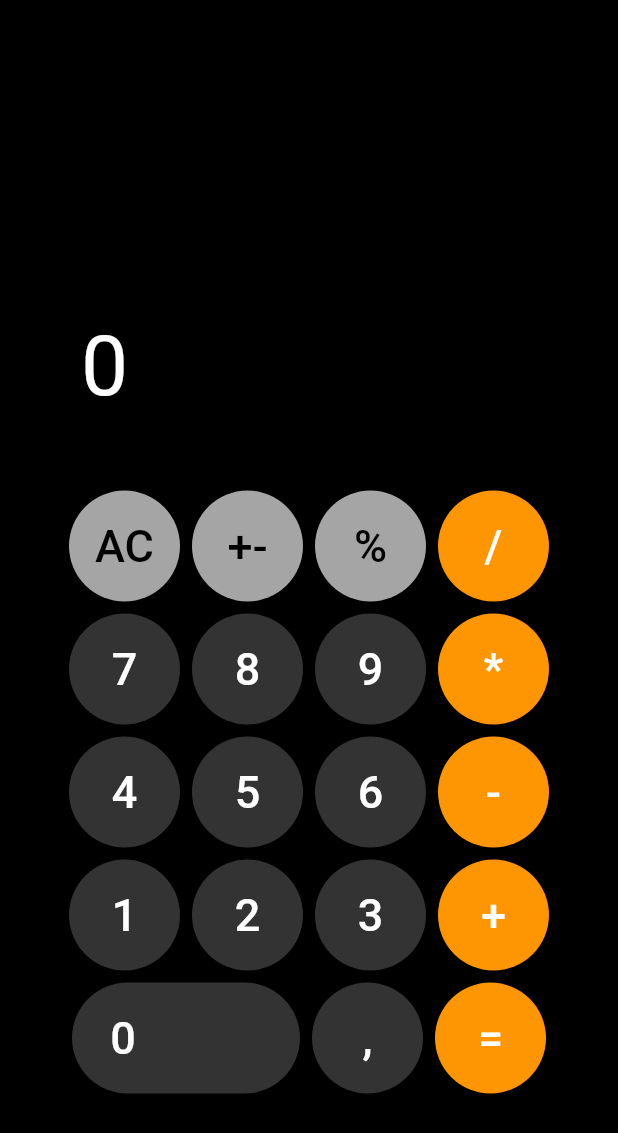
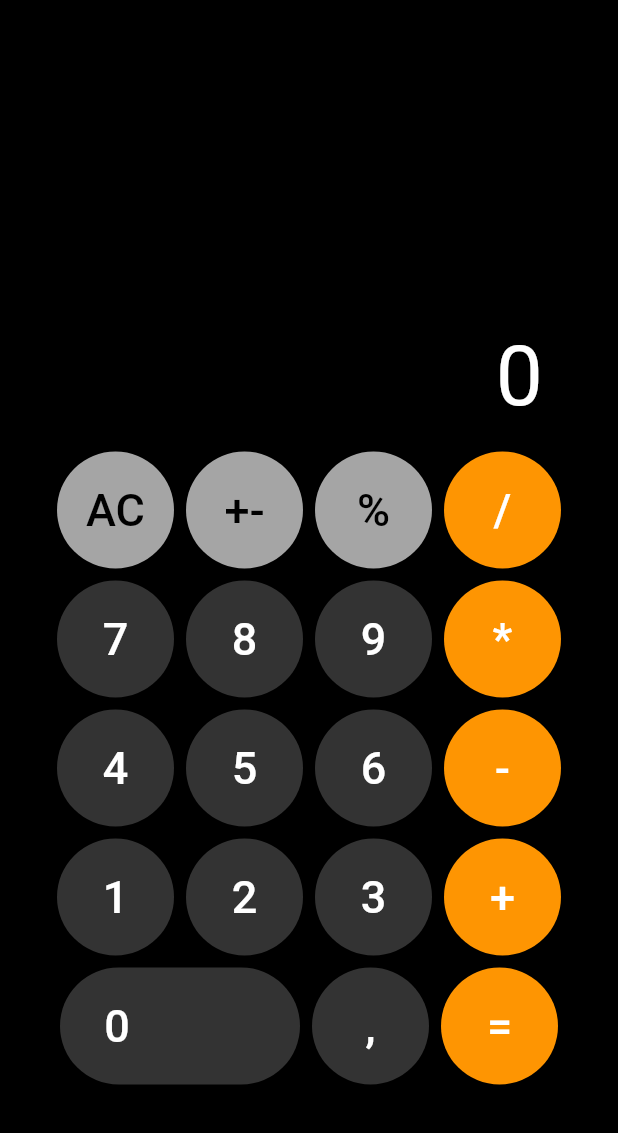
Before and after one commit to Steelwsky/calculator_provider, a Flutter app: the screen it shows after launch, on a phone screen of 412 x 824 dp. Shown: the top 1133 px of the screen. Run offline on Flutter 3.47's test engine with Material 2 defaults, Android fonts, the phone set to English and light mode, and no system bars; drawn by our look-alikes of auto_size_text.

Commit message:
fixed textView positioning.

```diff
--- a/lib/calc_controller.dart
+++ b/lib/calc_controller.dart
@@ -114,7 +114,7 @@ class CalcController {
         return;
       }
       if (state.value.result.contains(',')) {
-        print('contains(.)');
+        print('contains(,)');
         final newState = CalcState(
           num1: state.value.num1,
           num2: state.value.num2 + input,
--- a/lib/widgets/button.dart
+++ b/lib/widgets/button.dart
@@ -15,8 +15,8 @@ class MyButton extends StatelessWidget {
         margin: const EdgeInsets.all(4.0),
         child: RawMaterialButton(
           constraints: str == '0'
-              ? BoxConstraints.tight(Size(152.0, 74.0))
-              : BoxConstraints.tight(Size(74.0, 74.0)),
+              ? BoxConstraints.tight(Size(160.0, 78.0))
+              : BoxConstraints.tight(Size(78.0, 78.0)),
           key: ValueKey('button$str'),
           onPressed: () {
             (str == 'AC' || str == '.' || str == '+-' || str == '%')
--- a/lib/widgets/text_view.dart
+++ b/lib/widgets/text_view.dart
@@ -11,9 +11,12 @@ class TextView extends StatelessWidget {
     return ValueListenableBuilder<CalcState>(
         valueListenable: calcController.state,
         builder: (_, newState, __) {
-          return Container(
-            child: ConstrainedBox(
-              constraints: BoxConstraints.tight(Size(400, 100)),
+          return ConstrainedBox(
+            constraints: BoxConstraints.tight(Size(400, 200)),
+            child: Container(
+              alignment: Alignment.centerRight,
+              padding: EdgeInsets.only(
+                  top: 120, right: 44, bottom: 12, left: 44),
               child: SizedBox(
                 child: AutoSizeText(
                   '${newState.result}',
@@ -28,8 +31,6 @@ class TextView extends StatelessWidget {
                 ),
               ),
             ),
-            alignment: Alignment.centerRight,
-            padding: EdgeInsets.only(top: 120, right: 54, bottom: 12, left: 54),
           );
         });
   }
```
